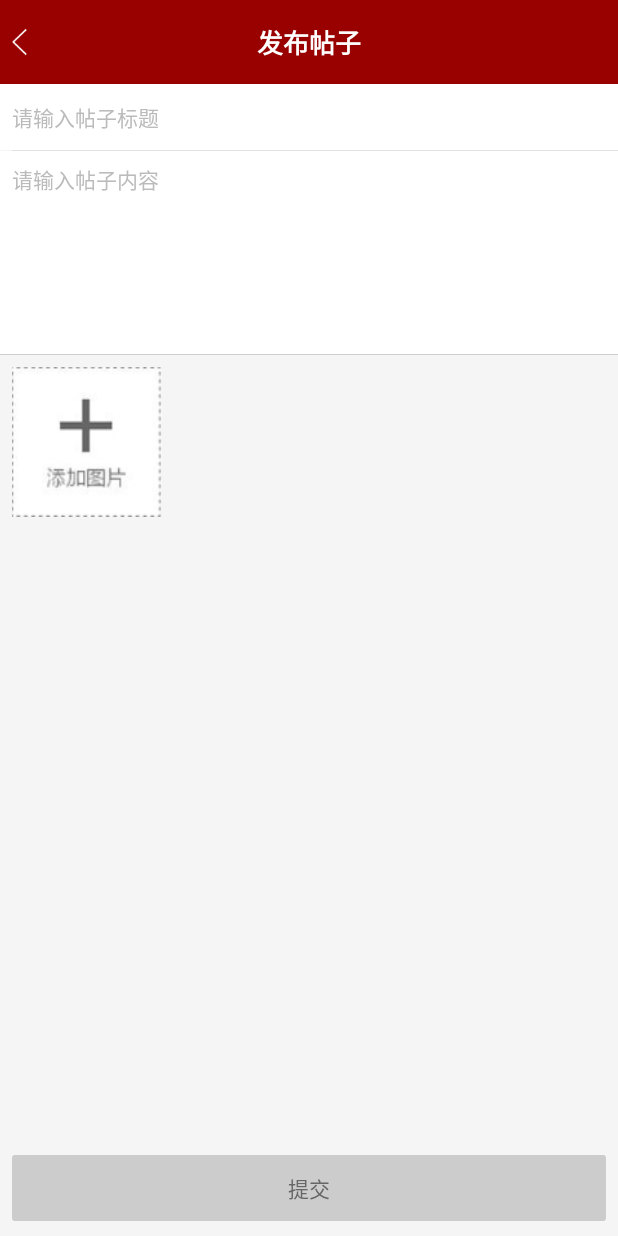
After one commit to VitalLzj/hhh, an Android app: the PublishActivity screen opened directly, with no data from a screen before it, on a phone screen of 412 x 824 dp. The commit adds this screen. Run offline under Robolectric (Android 15) with nearby library versions, the phone set to English and light mode, and no system bars; our stand-ins replace ButterKnife; libraries missing offline, so code that uses them is left out: com.yancy.imageselector, com.yanzhenjie.nohttp, com.yolanda.nohttp.

Commit message:
论坛发布

```diff
--- a/app/src/main/AndroidManifest.xml
+++ b/app/src/main/AndroidManifest.xml
@@ -41,6 +41,7 @@
         <activity android:name=".activity.YbActivity" />
         <activity android:name=".activity.StyleActivity"/>
         <activity android:name=".activity.PicActivity"/>
+        <activity android:name=".activity.PublishActivity"/>
     </application>
 
 </manifest>
--- /dev/null
+++ b/app/src/main/java/com/student/aynu/activity/PublishActivity.java
@@ -0,0 +1,277 @@
+package com.student.aynu.activity;
+
+import android.content.Context;
+import android.content.Intent;
+import android.graphics.Bitmap;
+import android.graphics.BitmapFactory;
+import android.graphics.Color;
+import android.os.Bundle;
+import android.support.annotation.Nullable;
+import android.support.v7.widget.GridLayoutManager;
+import android.support.v7.widget.RecyclerView;
+import android.text.Editable;
+import android.text.TextWatcher;
+import android.util.Log;
+import android.view.View;
+import android.widget.EditText;
+import android.widget.RelativeLayout;
+import android.widget.TextView;
+
+import com.student.aynu.R;
+import com.student.aynu.adapter.Forum_PicAdapter;
+import com.student.aynu.base.BaseActivity;
+import com.student.aynu.constant.Constant;
+import com.student.aynu.entity.Base_entity;
+import com.student.aynu.nohttp.HttpListener;
+import com.student.aynu.util.Bitmaputils;
+import com.student.aynu.util.GlideLoader;
+import com.student.aynu.util.IpUtil;
+import com.student.aynu.util.ToastUtil;
+import com.yancy.imageselector.ImageConfig;
+import com.yancy.imageselector.ImageSelector;
+import com.yancy.imageselector.ImageSelectorActivity;
+import com.yolanda.nohttp.BitmapBinary;
+import com.yolanda.nohttp.RequestMethod;
+import com.yolanda.nohttp.rest.Request;
+import com.yolanda.nohttp.rest.Response;
+import com.yolanda.nohttp.rest.StringRequest;
+
+import java.io.File;
+import java.util.ArrayList;
+import java.util.Calendar;
+import java.util.List;
+
+import butterknife.BindView;
+import butterknife.ButterKnife;
+import butterknife.OnClick;
+
+/**
+ * Created by lzj on 2017/2/15 0015.
+ * 邮箱：976623696@qq.com
+ */
+public class PublishActivity extends BaseActivity {
+
+    private Context mContext;
+    //调用系统相册的code
+    private static final int REQUEST_CODE = 0;
+    //存放选择图片的地址
+    private ArrayList<String> path = new ArrayList<>();
+    //存放所选图片的RecyclerView;
+
+    @BindView(R.id.publish_forum_recycler)
+    RecyclerView mRecycler;
+    Forum_PicAdapter mAdapter;
+    @BindView(R.id.publish_forum_title)
+    EditText mTitleEdit;
+    @BindView(R.id.publish_forum_content)
+    EditText mContentEdit;
+    @BindView(R.id.publish_forum_relative)
+    RelativeLayout mPublishRelativeLayout;
+    @BindView(R.id.publish_forum_publish)
+    TextView mPublishText;
+
+    private static final String TAG = "PublishActivity";
+
+    @Override
+    protected void onCreate(@Nullable Bundle savedInstanceState) {
+        super.onCreate(savedInstanceState);
+        this.mContext = this;
+        setContentView(R.layout.activity_publishforum);
+        ButterKnife.bind(this);
+        initEvent();
+    }
+
+    private void initEvent() {
+        mTitleEdit.addTextChangedListener(new TextWatcher() {
+            @Override
+            public void beforeTextChanged(CharSequence charSequence, int i, int i1, int i2) {
+
+            }
+
+            @Override
+            public void onTextChanged(CharSequence charSequence, int i, int i1, int i2) {
+                changeBack();
+            }
+
+            @Override
+            public void afterTextChanged(Editable editable) {
+
+            }
+        });
+        mContentEdit.addTextChangedListener(new TextWatcher() {
+            @Override
+            public void beforeTextChanged(CharSequence charSequence, int i, int i1, int i2) {
+
+            }
+
+            @Override
+            public void onTextChanged(CharSequence charSequence, int i, int i1, int i2) {
+                changeBack();
+            }
+
+            @Override
+            public void afterTextChanged(Editable editable) {
+
+            }
+        });
+    }
+
+    private void changeBack() {
+        if (mTitleEdit.getText().toString().equals("")) {
+            mPublishRelativeLayout.setBackgroundResource(R.drawable.publish_forum_back);
+            mPublishText.setTextColor(Color.rgb(102, 102, 102));
+        } else if (mContentEdit.getText().toString().equals("")) {
+            mPublishRelativeLayout.setBackgroundResource(R.drawable.publish_forum_back);
+            mPublishText.setTextColor(Color.rgb(102, 102, 102));
+        } else {
+            mPublishRelativeLayout.setBackgroundResource(R.drawable.publish_forum_back_pressed);
+            mPublishText.setTextColor(Color.rgb(255, 255, 255));
+        }
+    }
+
+    @OnClick({R.id.publish_forum_toolbar_left, R.id.publish_forum_choose, R.id.publish_forum_relative})
+    public void onClick(View v) {
+        switch (v.getId()) {
+            case R.id.publish_forum_toolbar_left:
+                finish();
+                break;
+            case R.id.publish_forum_choose:
+                //选择图片
+                choosePic();
+                break;
+            case R.id.publish_forum_relative:
+                long currentTime = Calendar.getInstance().getTimeInMillis();
+                if (currentTime - lastClickTime > Constant.MIN_CLICK_DELAY_TIME) {
+                    lastClickTime = currentTime;
+                    if (mTitleEdit.getText().toString().equals("")) {
+                        ToastUtil.showFaliureToast(mContext, "请输入主题");
+                        return;
+                    } else if (mContentEdit.getText().toString().equals("")) {
+                        ToastUtil.showFaliureToast(mContext, "请输入内容");
+                        return;
+                    } else {
+                        doPublish();
+                    }
+                }
+                break;
+        }
+    }
+
+    /**
+     * 进行发布
+     */
+    private void doPublish() {
+        StringRequest request = new StringRequest(IpUtil.upload_Forum, RequestMethod.POST);
+        request.set("token", mApplication.uname_token);
+        request.set("forumTitle", mTitleEdit.getText().toString());
+        request.set("forumContent", mContentEdit.getText().toString());
+        if (path.size() != 0) {
+            for (int i = 0; i < path.size(); i++) {
+                File file = new File(path.get(i));
+                Log.d(TAG, "doPublish: " + file.getName());
+                Bitmap compressBitmap = new Bitmaputils().getCompressBitmap(file.getAbsolutePath(), 200, 200);
+                request.add("images[]", new BitmapBinary(compressBitmap, file.getName()));
+            }
+        }
+
+        request(0, request, callback, false, true);
+    }
+
+    HttpListener<String> callback = new HttpListener<String>() {
+        @Override
+        public void onSucceed(int what, Response<String> response) {
+            String responseInfo = response.get();
+            Log.d(TAG, "onSucceed: " + responseInfo);
+            Base_entity base = gson.fromJson(responseInfo, Base_entity.class);
+            if (base.getCode() == 0) {
+                //发表成功
+                ToastUtil.showText(mContext, base.getMessage());
+                finish();
+            } else if (base.getCode() == 1) {
+                mTitleEdit.setText("");
+                mContentEdit.setText("");
+                ToastUtil.showFaliureToast(mContext, base.getMessage());
+            } else {
+                //登录过期了，重新登录
+                ToastUtil.showFaliureToast(mContext, "请重新登录");
+                startActivity(new Intent(mContext, LoginActivity.class));
+            }
+        }
+
+        @Override
+        public void onFailed(int what, Response<String> response) {
+
+        }
+    };
+
+    /**
+     * 图片选择
+     */
+    private void choosePic() {
+        ImageConfig imageConfig
+                = new ImageConfig.Builder(
+                // GlideLoader 可用自己用的缓存库
+                new GlideLoader())
+                // 如果在 4.4 以上，则修改状态栏颜色 （默认黑色）
+                .steepToolBarColor(Color.rgb(153, 0, 0))
+                // 标题的背景颜色 （默认黑色）
+                .titleBgColor(Color.rgb(153, 0, 0))
+                // 提交按钮字体的颜色  （默认白色）
+                .titleSubmitTextColor(getResources().getColor(R.color.white))
+                // 标题颜色 （默认白色）
+                .titleTextColor(getResources().getColor(R.color.white))
+                // 开启多选   （默认为多选）  (单选 为 singleSelect)
+                .crop()
+                // 多选时的最大数量   （默认 3 张）
+                .mutiSelectMaxSize(3)
+                // 已选择的图片路径
+                .pathList(path)
+                // 拍照后存放的图片路径（默认 /temp/picture）
+                .filePath("/ImageSelector/Pictures")
+                // 开启拍照功能 （默认开启）
+                .showCamera()
+                .requestCode(REQUEST_CODE)
+                .build();
+        ImageSelector.open(PublishActivity.this, imageConfig); // 开启图片选择器
+    }
+
+    /**
+     * @param requestCode 请求码
+     * @param resultCode  响应吗
+     * @param data        返回数据 相册回调
+     */
+    @Override
+    protected void onActivityResult(int requestCode, int resultCode, Intent data) {
+        super.onActivityResult(requestCode, resultCode, data);
+        if (requestCode == REQUEST_CODE && resultCode == RESULT_OK && data != null) {
+            //获取所选图片的地址
+            final List<String> pathList = data.getStringArrayListExtra(ImageSelectorActivity.EXTRA_RESULT);
+            Log.d("tag", "size=" + pathList.size());
+            //如果有图片选中显示
+            if (pathList.size() > 0) {
+                mRecycler.setVisibility(View.VISIBLE);
+            } else {
+                mRecycler.setVisibility(View.GONE);
+            }
+            //垂直方向
+            if (null == mAdapter) {
+                GridLayoutManager manager = new GridLayoutManager(mContext, 5);
+                manager.setOrientation(GridLayoutManager.VERTICAL);
+                mRecycler.setLayoutManager(manager);
+                mAdapter = new Forum_PicAdapter(pathList, mContext);
+                mRecycler.setAdapter(mAdapter);
+            } else {
+                mAdapter = new Forum_PicAdapter(pathList, mContext);
+                mRecycler.setAdapter(mAdapter);
+            }
+            mAdapter.setOnPhotoClcikListener(new Forum_PicAdapter.onPhotoClcikListener() {
+                @Override
+                public void onClick(View v, int position) {
+                    Intent intent = new Intent(mContext, PicActivity.class);
+                    intent.putExtra("img_url", pathList.get(position));
+                    startActivity(intent);
+                }
+            });
+        }
+    }
+}
--- a/app/src/main/java/com/student/aynu/application/MyApp.java
+++ b/app/src/main/java/com/student/aynu/application/MyApp.java
@@ -19,8 +19,8 @@ public class MyApp extends Application {
         // 一般情况下你只需要这样初始化：
         NoHttp.initialize(this, new NoHttp.Config()
                 .setNetworkExecutor(new OkHttpNetworkExecutor())
-                .setConnectTimeout(30 * 1000)
-                .setReadTimeout(30 * 1000));
+                .setConnectTimeout(5 * 1000)
+                .setReadTimeout(5 * 1000));
     }
 
     ArrayList<Activity> list = new ArrayList<Activity>();
--- a/app/src/main/java/com/student/aynu/util/IpUtil.java
+++ b/app/src/main/java/com/student/aynu/util/IpUtil.java
@@ -55,5 +55,6 @@ public class IpUtil {
     public static String getHelp_Info = Ip_head + "Help/showYxPhone?";
     //获取校园图片
     public static String getStyle_Img = Ip_head + "StyleImg/getStyleImg?";
-
+    //发表论坛
+    public static String upload_Forum=Ip_head+"Forum/saveForum?";
 }
--- /dev/null
+++ b/app/src/main/res/drawable/publish_forum_back.xml
@@ -0,0 +1,6 @@
+<?xml version="1.0" encoding="utf-8"?>
+<shape xmlns:android="http://schemas.android.com/apk/res/android">
+
+    <solid android:color="#ccc" />
+    <corners android:radius="2dp" />
+</shape>
--- /dev/null
+++ b/app/src/main/res/drawable/publish_forum_back_pressed.xml
@@ -0,0 +1,6 @@
+<?xml version="1.0" encoding="utf-8"?>
+<shape xmlns:android="http://schemas.android.com/apk/res/android">
+
+    <solid android:color="@color/colorPrimary" />
+    <corners android:radius="2dp" />
+</shape>
--- /dev/null
+++ b/app/src/main/res/layout/activity_publishforum.xml
@@ -0,0 +1,105 @@
+<?xml version="1.0" encoding="utf-8"?>
+<LinearLayout xmlns:android="http://schemas.android.com/apk/res/android"
+    xmlns:app="http://schemas.android.com/apk/res-auto"
+    android:layout_width="match_parent"
+    android:layout_height="match_parent"
+    android:background="#f5f5f5"
+    android:orientation="vertical">
+
+    <android.support.v7.widget.Toolbar
+        style="@style/app_toolbar"
+        app:contentInsetStart="0dp"
+        app:theme="@style/ThemeOverlay.AppCompat.Dark.ActionBar">
+
+        <ImageView
+            android:id="@+id/publish_forum_toolbar_left"
+            style="@style/back_img" />
+
+        <TextView
+            style="@style/page_title"
+            android:text="发布帖子" />
+    </android.support.v7.widget.Toolbar>
+
+    <ScrollView
+        android:layout_width="match_parent"
+        android:layout_height="0dp"
+        android:layout_weight="1">
+
+        <LinearLayout
+            android:layout_width="match_parent"
+            android:layout_height="wrap_content"
+            android:layout_gravity="top"
+            android:orientation="vertical">
+
+            <RelativeLayout
+                android:layout_width="match_parent"
+                android:layout_height="44dp"
+                android:background="#fff">
+
+                <EditText
+                    android:id="@+id/publish_forum_title"
+                    style="@style/publish_forum_text"
+                    android:layout_marginLeft="@dimen/margin_left"
+                    android:hint="请输入帖子标题" />
+            </RelativeLayout>
+
+            <View
+                style="@style/e2e2e2_1px"
+                android:layout_marginLeft="@dimen/margin_left" />
+
+            <RelativeLayout
+                android:layout_width="match_parent"
+                android:layout_height="135dp"
+                android:background="#fff">
+
+                <EditText
+                    android:id="@+id/publish_forum_content"
+                    style="@style/publish_forum_text"
+                    android:gravity="top"
+                    android:hint="请输入帖子内容"
+                    android:padding="@dimen/margin_left" />
+            </RelativeLayout>
+
+            <View style="@style/ccc_1px" />
+
+            <android.support.v7.widget.RecyclerView
+                android:padding="@dimen/margin_left"
+                android:visibility="gone"
+                android:id="@+id/publish_forum_recycler"
+                android:layout_width="match_parent"
+                android:layout_height="wrap_content" />
+
+            <ImageView
+                android:id="@+id/publish_forum_choose"
+                android:layout_width="100dp"
+                android:layout_height="100dp"
+                android:layout_margin="@dimen/margin_left"
+                android:scaleType="fitXY"
+                android:src="@mipmap/add" />
+
+        </LinearLayout>
+    </ScrollView>
+
+    <RelativeLayout
+        android:id="@+id/publish_forum_relative"
+        android:layout_width="match_parent"
+        android:layout_height="44dp"
+        android:layout_marginTop="10dp"
+        android:layout_marginBottom="10dp"
+        android:layout_marginLeft="@dimen/margin_left"
+        android:layout_marginRight="@dimen/margin_right"
+        android:background="@drawable/publish_forum_back">
+
+        <TextView
+            android:id="@+id/publish_forum_publish"
+            android:layout_width="wrap_content"
+            android:layout_height="wrap_content"
+            android:layout_centerInParent="true"
+            android:text="提交"
+            android:textColor="#666"
+            android:textSize="14sp" />
+
+    </RelativeLayout>
+
+
+</LinearLayout>
--- a/app/src/main/res/values/mStyles.xml
+++ b/app/src/main/res/values/mStyles.xml
@@ -185,6 +185,7 @@
         <item name="android:layout_height">1px</item>
         <item name="android:background">#e2e2e2</item>
     </style>
+
     <!--个人中心 -->
     <style name="mine_order_linear_fff">
         <item name="android:layout_width">match_parent</item>
@@ -279,4 +280,14 @@
         <item name="android:textColor">#222</item>
     </style>
 
+    <!--发布帖子 标题 -->
+    <style name="publish_forum_text">
+        <item name="android:layout_width">match_parent</item>
+        <item name="android:layout_height">match_parent</item>
+        <item name="android:layout_centerVertical">true</item>
+        <item name="android:background">@null</item>
+        <item name="android:textColorHint">#bbb</item>
+        <item name="android:textSize">14sp</item>
+    </style>
+
 </resources>
```
Also changed, not shown: app/src/main/java/com/student/aynu/adapter/Forum_PicAdapter.java (added, +80 -0 lines), app/src/main/java/com/student/aynu/adapter/VideoAdapter.java (added, +90 -0 lines), app/src/main/java/com/student/aynu/fragment/ForumFragment.java (+16 -3 lines), app/src/main/java/com/student/aynu/fragment/MineFragment.java (+14 -1 lines), app/src/main/java/com/student/aynu/util/ForumPicGridDemins.java (added, +38 -0 lines), app/src/main/res/layout/fragment_forum.xml (+11 -0 lines), app/src/main/res/layout/fragment_forum_pic_recycler_item.xml (added, +18 -0 lines), app/src/main/res/layout/fragment_video_recycler_item.xml (added, +19 -0 lines), app/src/main/res/mipmap-xhdpi/add.png (added), 1 other file.
